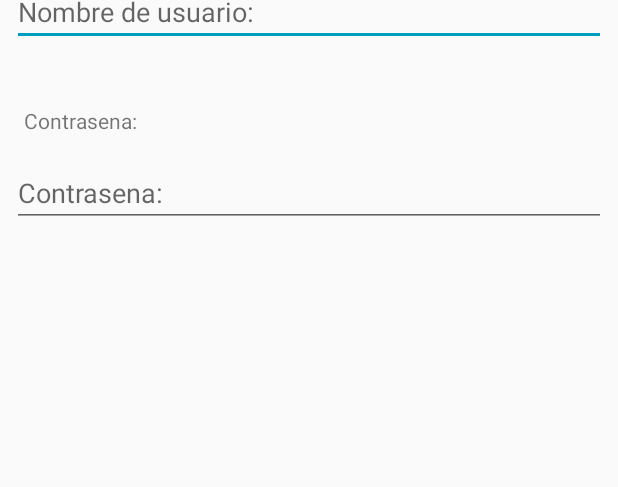
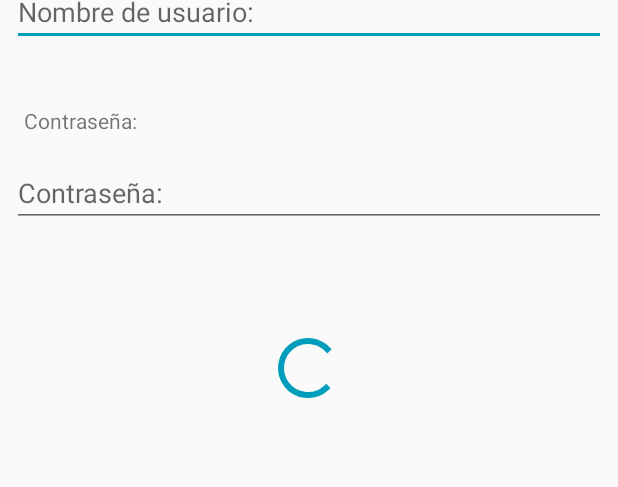
Before and after one commit to CrostiPerez/PR, an Android app: the layout activity_login.xml on its own in the app's theme, with its tools: preview values and no code run, on a phone screen of 412 x 824 dp. Shown: the part 374-861 px from the top of the screen. Run offline under Robolectric (Android 15) with nearby library versions, the phone set to English and light mode, and no system bars.

Commit message:
Reinicio de Activity Cronometro al aceptar el rehacer la pieza.
Signed-off-by: Sergio Pérez <ropealse@hotmail.com>

```diff
--- a/app/src/main/java/com/example/qwerty/qrcodeejemplo/ProcessesAdapter.java
+++ b/app/src/main/java/com/example/qwerty/qrcodeejemplo/ProcessesAdapter.java
@@ -1,5 +1,6 @@
 package com.example.qwerty.qrcodeejemplo;
 
+import android.app.Activity;
 import android.content.Context;
 import android.content.Intent;
 import android.support.v7.widget.RecyclerView;
@@ -59,6 +60,7 @@ public class ProcessesAdapter extends RecyclerView.Adapter<ProcessesAdapter.Proc
                 intent.putExtra("muertes", pieza.getMuertes());
                 intent.putExtra("login_id", id);
                 mContext.startActivity(intent);
+                ((Activity)mContext).finish();
             }
         });
     }
--- a/app/src/main/res/layout/activity_login.xml
+++ b/app/src/main/res/layout/activity_login.xml
@@ -94,4 +94,17 @@
         app:layout_constraintStart_toStartOf="parent"
         app:layout_constraintTop_toBottomOf="@+id/passwordInputText"
         android:contentDescription="@string/loginButton"/>
+
+    <ProgressBar
+        android:id="@+id/progressBar3"
+        style="?android:attr/progressBarStyle"
+        android:layout_width="wrap_content"
+        android:layout_height="wrap_content"
+        android:layout_marginBottom="8dp"
+        android:layout_marginTop="8dp"
+        app:layout_constraintBottom_toTopOf="@+id/loginButton"
+        app:layout_constraintHorizontal_bias="0.498"
+        app:layout_constraintLeft_toLeftOf="parent"
+        app:layout_constraintRight_toRightOf="parent"
+        app:layout_constraintTop_toBottomOf="@+id/passwordInputText" />
 </android.support.constraint.ConstraintLayout>
--- a/app/src/main/res/values/strings.xml
+++ b/app/src/main/res/values/strings.xml
@@ -22,8 +22,8 @@
     <string name="loginPRImage">PR Image</string>
     <string name="usernameInputText">Nombre de usuario: </string>
     <string name="usernameText">Nombre de usuario: </string>
-    <string name="passwordInputText">Contrasena: </string>
-    <string name="passwordText">Contrasena: </string>
+    <string name="passwordInputText">Contraseña: </string>
+    <string name="passwordText">Contraseña: </string>
     <string name="loginButton">Entrar </string>
     <string name="PR">PR Calibradores</string>
 
```
Also changed, not shown: app/src/main/java/com/example/qwerty/qrcodeejemplo/Cronometro.java (+3 -4 lines), app/src/main/java/com/example/qwerty/qrcodeejemplo/Login.java (+8 -2 lines).
